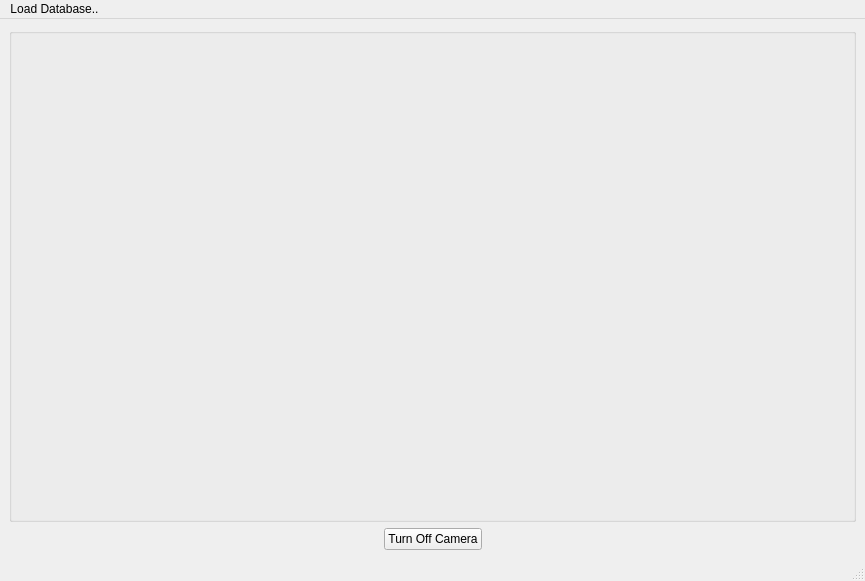
Before: the Qt Designer form view/main_view.ui in wysentanu/demo-facenet-pyqt, drawn with Qt 5.
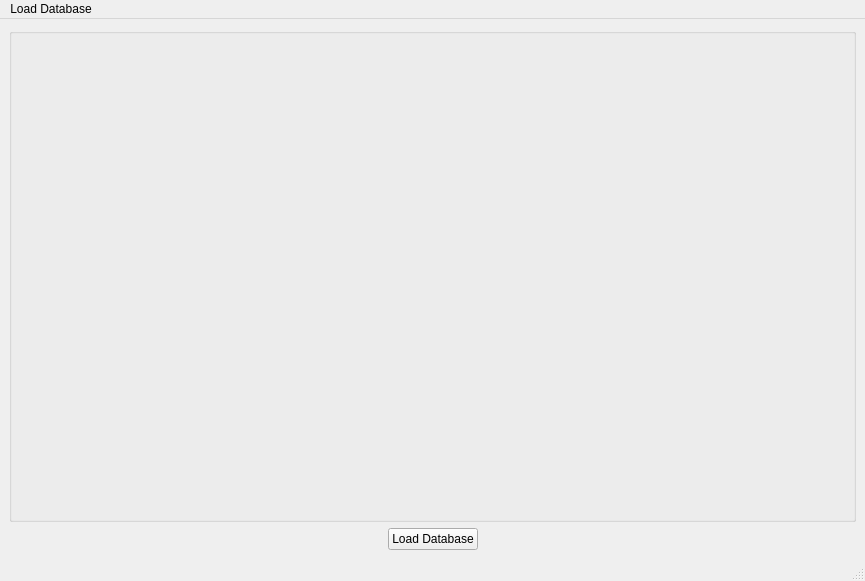
After: the same form once the commit is applied.

Diff of the .ui file:
```diff
--- a/view/main_view.ui
+++ b/view/main_view.ui
@@ -64,7 +64,7 @@
          </sizepolicy>
         </property>
         <property name="text">
-         <string>Turn Off Camera</string>
+         <string>Load Database</string>
         </property>
        </widget>
       </item>
@@ -96,7 +96,7 @@
    </property>
    <widget class="QMenu" name="actionLoadDatabase">
     <property name="title">
-     <string>Load Database..</string>
+     <string>Load Database</string>
     </property>
    </widget>
    <addaction name="actionLoadDatabase"/>
```
Left out of the diff: 2 changed lines with no effect on the pictures.
